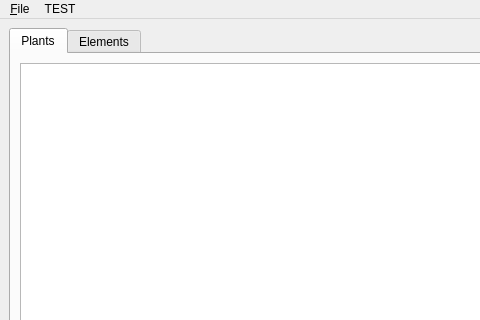
surachairobotic/vmer, file desktop/vmer_desktop/mainwindow.ui: the form before one commit; both pictures show x 0 to 480 and y 0 to 320 of the 1006 by 492 pixel window.
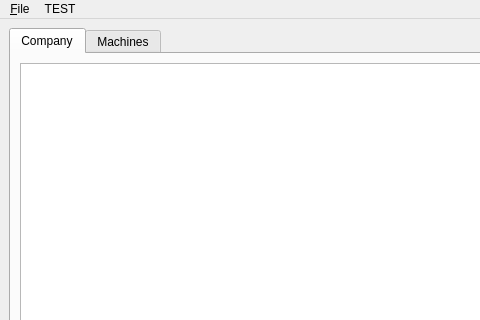
The form after the commit. The open tabs and pages were chosen to show the change.

Patch:
```diff
--- a/desktop/vmer_desktop/mainwindow.ui
+++ b/desktop/vmer_desktop/mainwindow.ui
@@ -29,7 +29,7 @@
        </property>
        <widget class="QWidget" name="widgetPlants">
         <attribute name="title">
-         <string>Plants</string>
+         <string>Company</string>
         </attribute>
         <layout class="QVBoxLayout" name="verticalLayout_2">
          <item>
@@ -48,7 +48,7 @@
        </widget>
        <widget class="QWidget" name="widgetElements">
         <attribute name="title">
-         <string>Elements</string>
+         <string>Machines</string>
         </attribute>
         <layout class="QVBoxLayout" name="verticalLayout_3">
          <item>
```
Left out of the diff: 2 changed lines with no effect on the pictures.
